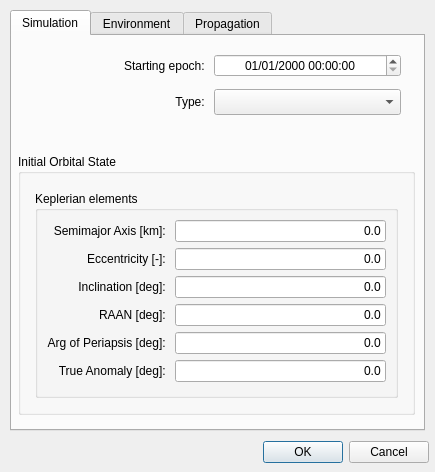
Dwarf-Planet-Project/SpaceDesignTool, file sta-src/Entry/reentry.ui: the form before one commit.
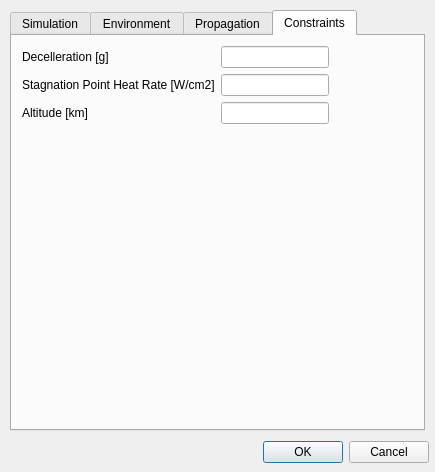
The form after the commit. The open tabs and pages were chosen to show the change. Icons and pictures are not drawn.

Patch:
```diff
--- a/sta-src/Entry/reentry.ui
+++ b/sta-src/Entry/reentry.ui
@@ -1293,6 +1293,79 @@
      </layout>
     </widget>
    </widget>
+   <widget class="QWidget" name="tab_3">
+    <attribute name="title">
+     <string>Constraints</string>
+    </attribute>
+    <widget class="QWidget" name="gridLayoutWidget_4">
+     <property name="geometry">
+      <rect>
+       <x>10</x>
+       <y>10</y>
+       <width>381</width>
+       <height>151</height>
+      </rect>
+     </property>
+     <layout class="QGridLayout" name="gridLayout_29">
+      <item row="0" column="1">
+       <widget class="QLineEdit" name="gLimitLineEdit"/>
+      </item>
+      <item row="1" column="1">
+       <widget class="QLineEdit" name="SPHeatRateLineEdit"/>
+      </item>
+      <item row="2" column="1">
+       <widget class="QLineEdit" name="AltitudeLimitLineEdit"/>
+      </item>
+      <item row="0" column="0">
+       <widget class="QLabel" name="label_31">
+        <property name="text">
+         <string>Decelleration [g]</string>
+        </property>
+       </widget>
+      </item>
+      <item row="1" column="0">
+       <widget class="QLabel" name="label_33">
+        <property name="text">
+         <string>Stagnation Point Heat Rate [W/cm2]</string>
+        </property>
+       </widget>
+      </item>
+      <item row="2" column="0">
+       <widget class="QLabel" name="label_34">
+        <property name="text">
+         <string>Altitude [km]</string>
+        </property>
+       </widget>
+      </item>
+      <item row="3" column="0">
+       <spacer name="verticalSpacer">
+        <property name="orientation">
+         <enum>Qt::Vertical</enum>
+        </property>
+        <property name="sizeHint" stdset="0">
+         <size>
+          <width>20</width>
+          <height>40</height>
+         </size>
+        </property>
+       </spacer>
+      </item>
+      <item row="0" column="2">
+       <spacer name="horizontalSpacer">
+        <property name="orientation">
+         <enum>Qt::Horizontal</enum>
+        </property>
+        <property name="sizeHint" stdset="0">
+         <size>
+          <width>40</width>
+          <height>20</height>
+         </size>
+        </property>
+       </spacer>
+      </item>
+     </layout>
+    </widget>
+   </widget>
   </widget>
  </widget>
  <tabstops>
```
Left out of the diff: 4 changed lines with no effect on the pictures.
